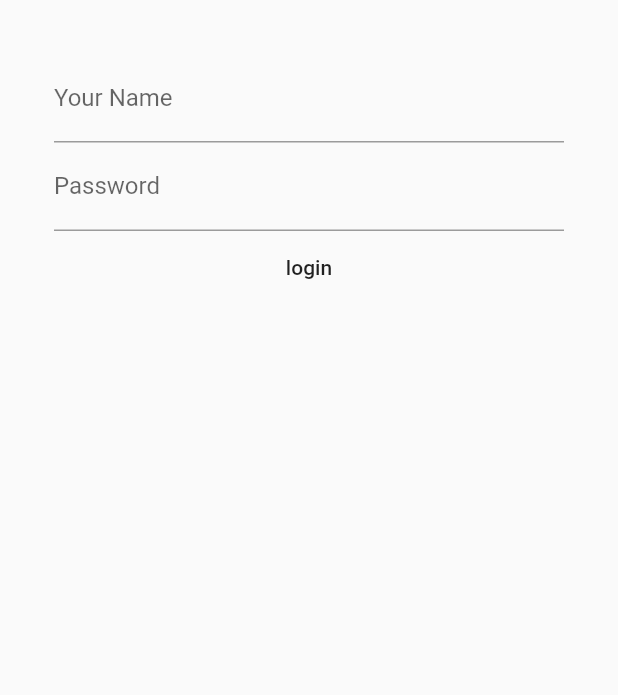
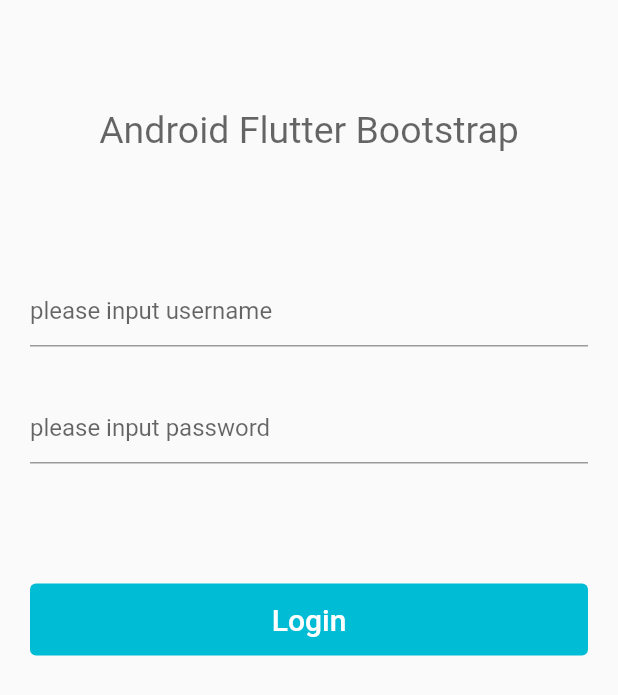
Before and after one commit to app-bootstrap/flutter-app-bootstrap, a Flutter app: the screen it shows after launch, on a phone screen of 412 x 824 dp. Shown: the top 695 px of the screen. Run offline on Flutter 3.47's test engine with Material 2 defaults, Android fonts, the phone set to English and light mode, and no system bars; missing offline and left inert: flutter_webview_plugin.

```diff
--- /dev/null
+++ b/lib/constants.dart
@@ -0,0 +1,13 @@
+const String ENV = "test";
+const String TEST = "TEST";
+const String HOME = "HOME";
+const String PERSONAL = "PERSONAL";
+const String TEST_URL = "https://www.baidu.com";
+const String TEST_TITLE = "Baidu";
+const String WEBVIEW = "Webview";
+const String USERNAME_TIPS = "please input username";
+const String PASSWORD_TIPS = "please input password";
+const String COLOR_1 = "#00bcd4";
+const String COLOR_2 = "#ff4081";
+const String DATAHUB_HOST = "http://localhost:7001";
+const String DATAHUB_HUBNAME_1 = "bootstrap";
--- a/lib/main.dart
+++ b/lib/main.dart
@@ -2,6 +2,7 @@ import 'package:flutter/material.dart';
 
 import 'page/home.dart';
 import 'page/login.dart';
+import 'page/list.dart';
 
 void main() => runApp(MyApp());
 
@@ -11,21 +12,25 @@ class MyApp extends StatelessWidget {
   Widget build(BuildContext context) {
     return MaterialApp(
       title: 'Flutter Demo',
-      theme: ThemeData(
-        primarySwatch: Colors.blue,
-      ),
       home: LoginPage(title: 'Home Page'),
+      debugShowCheckedModeBanner: true,
+      debugShowMaterialGrid: false,
       onGenerateRoute: (RouteSettings settings) {
         switch (settings.name) {
           case '/home':
             return new MyCustomRoute(
-              builder: (_) => HomePage(title: 'Home Page'),
+              builder: (_) => HomePage(),
               settings: settings,
             );
 
           case '/login':
             return new MyCustomRoute(
-              builder: (_) => LoginPage(title: 'Login Page'),
+              builder: (_) => LoginPage(),
+              settings: settings,
+            );
+          case '/list':
+            return new MyCustomRoute(
+              builder: (_) => ListPage(),
               settings: settings,
             );
         }
--- a/lib/page/login.dart
+++ b/lib/page/login.dart
@@ -1,5 +1,8 @@
+import 'package:flutter/material.dart';
+import 'dart:io' show Platform;
 
-import 'package:flutter/material.dart';
+import '../constants.dart' as CONSTANTS;
+import '../utils.dart' as Utils;
 
 class LoginPage extends StatefulWidget {
   LoginPage({Key key, this.title}) : super(key: key);
@@ -12,45 +15,73 @@ class LoginPage extends StatefulWidget {
 
 class LoginPageState extends State<LoginPage> {
   GlobalKey<FormState> _formKey = new GlobalKey<FormState>();
-
   String _name;
-
   String _password;
   @override
   Widget build(BuildContext context) {
+    String os = Platform.operatingSystem;
+    String osString = '${os[0].toUpperCase()}${os.substring(1)}';
     return Scaffold(
       body: new Container(
-          padding: const EdgeInsets.all(36.0),
+        padding: const EdgeInsets.all(20.0),
         child: new Form(
           key: _formKey,
           child: new Column(
             children: <Widget>[
-                new TextFormField(
+              new Container(
+                margin: const EdgeInsets.symmetric(vertical: 40.0),
+                child: new TextField(
+                  decoration: InputDecoration(
+                    border: InputBorder.none,
+                    hintText: '$osString Flutter Bootstrap',
+                  ),
+                  textAlign: TextAlign.center,
+                  style: new TextStyle(
+                    fontSize: 25.0,
+                  ),
+                ),
+              ),
+              new Container(
+                margin: const EdgeInsets.symmetric(vertical: 30.0),
+                child: new TextFormField(
                   decoration: new InputDecoration(
-                    labelText: 'Your Name',
+                    hintText: CONSTANTS.USERNAME_TIPS,
                   ),
                   onSaved: (val) {
                     _name = val;
                   },
                 ),
+              ),
               new TextFormField(
                 decoration: new InputDecoration(
-                    labelText: 'Password',
+                  hintText: CONSTANTS.PASSWORD_TIPS,
                 ),
                 obscureText: true,
                 validator: (val) {
-                    return val.length < 4 ? 'length error' : null;
+                  return val.length < 0 ? 'length error' : null;
                 },
                 onSaved: (val) {
                   _password = val;
                 },
               ),
-                FlatButton(
-                  child: Text('login'),
+              new Container(
+                  width: MediaQuery.of(context).size.width,
+                  margin: const EdgeInsets.only(top: 80.0),
+                  decoration: new BoxDecoration(
+                    color: Color(Utils.getColorHexFromStr(CONSTANTS.COLOR_1)),
+                    borderRadius: new BorderRadius.circular(4.0),
+                  ),
+                  child: FlatButton(
+                      child: Text(
+                        'Login',
+                        textAlign: TextAlign.center,
+                        style: new TextStyle(
+                            fontSize: 20.0,
+                            color: Color(Utils.getColorHexFromStr('#ffffff'))),
+                      ),
                       onPressed: () {
                         Navigator.pushNamed(context, '/home');
-                  }
-                )
+                      })),
             ],
           ),
         ),
--- /dev/null
+++ b/lib/utils.dart
@@ -0,0 +1,21 @@
+int getColorHexFromStr(String colorStr) {
+  colorStr = "FF" + colorStr;
+  colorStr = colorStr.replaceAll("#", "");
+  int val = 0;
+  int len = colorStr.length;
+  for (int i = 0; i < len; i++) {
+    int hexDigit = colorStr.codeUnitAt(i);
+    if (hexDigit >= 48 && hexDigit <= 57) {
+      val += (hexDigit - 48) * (1 << (4 * (len - 1 - i)));
+    } else if (hexDigit >= 65 && hexDigit <= 70) {
+      // A..F
+      val += (hexDigit - 55) * (1 << (4 * (len - 1 - i)));
+    } else if (hexDigit >= 97 && hexDigit <= 102) {
+      // a..f
+      val += (hexDigit - 87) * (1 << (4 * (len - 1 - i)));
+    } else {
+      throw new FormatException("An error occurred when converting a color");
+    }
+  }
+  return val;
+}
--- a/pubspec.yaml
+++ b/pubspec.yaml
@@ -15,6 +15,7 @@ environment:
 dependencies:
   flutter:
     sdk: flutter
+  flutter_webview_plugin: ^0.3.0+2
 
   # The following adds the Cupertino Icons font to your application.
   # Use with the CupertinoIcons class for iOS style icons.
```
Also changed, not shown: lib/page/home.dart (+100 -4 lines), lib/page/list.dart (added, +43 -0 lines). Lines whose indentation alone changed are shown as unchanged.
